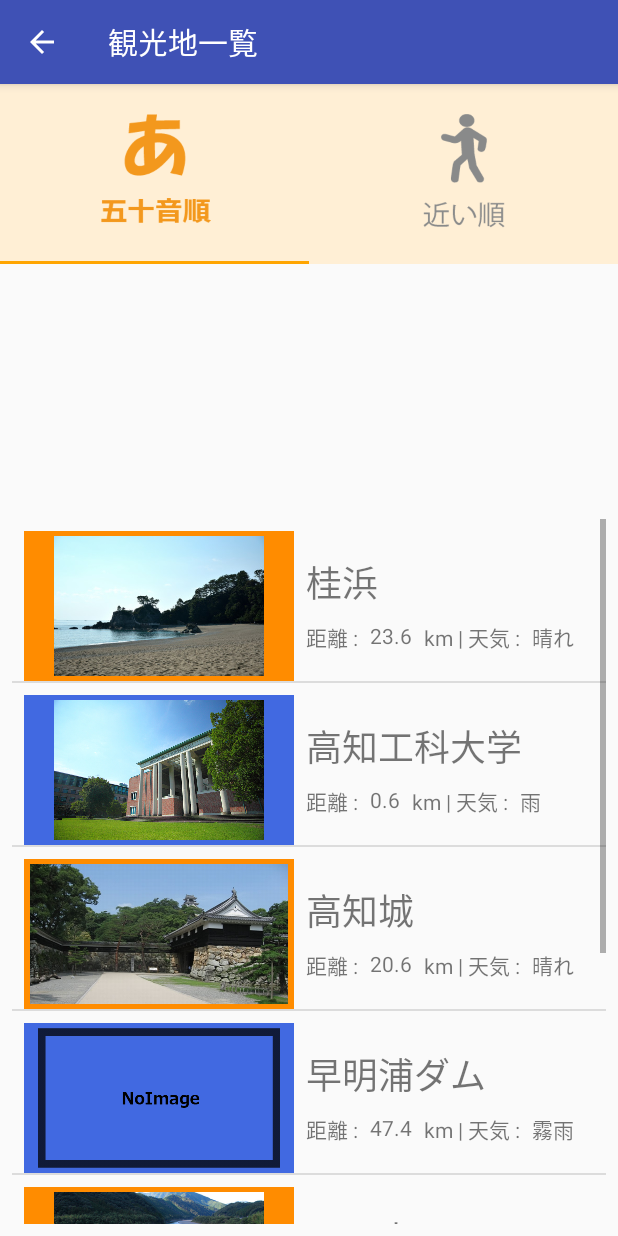
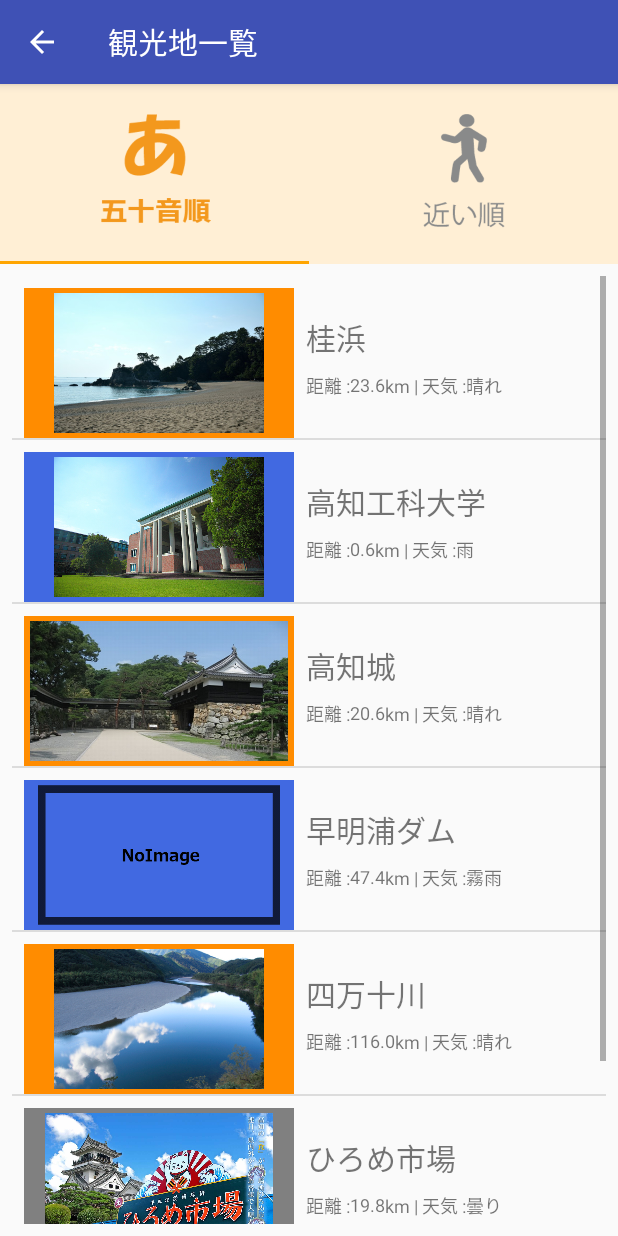
Before and after one commit to dmarchkut/kochitabi_android, an Android app: the SpotFragment screen opened directly, with no data from a screen before it, on a phone screen of 412 x 824 dp. Run offline under Robolectric (Android 15) with nearby library versions, the phone set to English and light mode, and no system bars.

Commit message:
レイアウト崩れ修正, リソース非存在時の画像指定追記

```diff
--- a/app/src/main/java/jp/dmarch/kochitabi/SpotFragment.java
+++ b/app/src/main/java/jp/dmarch/kochitabi/SpotFragment.java
@@ -4,6 +4,7 @@ import android.content.Intent;
 import android.location.Location;
 import android.os.Bundle;
 import android.support.v4.app.Fragment;
+import android.util.Log;
 import android.view.LayoutInflater;
 import android.view.View;
 import android.view.ViewGroup;
@@ -110,6 +111,9 @@ public class SpotFragment extends Fragment {
             // 画像はnull値発生の恐れがあるためエラー用画像をnull条件分岐で設定
             if (((HashMap<String, Object>)spotsData.get(i)).get("photo_file_path") != null) {
                 map.put("photo_file_path", this.getResources().getIdentifier((((HashMap<String, Object>)spotsData.get(i)).get("photo_file_path")).toString(), "drawable", "jp.dmarch.kochitabi"));
+                if (map.get("photo_file_path").equals(0)) {     // drawableにリソースが存在しなかった場合
+                    map.put("photo_file_path", this.getResources().getIdentifier("noimage", "drawable", "jp.dmarch.kochitabi"));
+                }
             }
             else {
                 map.put("photo_file_path", this.getResources().getIdentifier("noimage", "drawable", "jp.dmarch.kochitabi"));
--- a/app/src/main/res/layout/activity_spot.xml
+++ b/app/src/main/res/layout/activity_spot.xml
@@ -5,7 +5,7 @@
     android:layout_width="match_parent"
     android:layout_height="match_parent">
 
-    <android.support.design.widget.CoordinatorLayout
+    <RelativeLayout
         android:layout_width="match_parent"
         android:layout_height="match_parent">
 
@@ -20,8 +20,7 @@
             android:id="@+id/spot_pager"
             android:layout_width="match_parent"
             android:layout_height="wrap_content"
-            android:layout_below="@+id/tabs" />
-
-    </android.support.design.widget.CoordinatorLayout>
+            android:layout_below="@+id/spot_tabs" />
+    </RelativeLayout>
 
 </android.support.constraint.ConstraintLayout>
--- a/app/src/main/res/layout/fragment_spot.xml
+++ b/app/src/main/res/layout/fragment_spot.xml
@@ -8,7 +8,7 @@
     <ListView
         android:id="@+id/spot_list"
         android:layout_width="match_parent"
-        android:layout_height="470dp"
+        android:layout_height="match_parent"
         android:layout_marginBottom="8dp"
         android:layout_marginEnd="8dp"
         android:layout_marginStart="8dp"
--- a/app/src/main/res/layout/spot_item.xml
+++ b/app/src/main/res/layout/spot_item.xml
@@ -10,9 +10,9 @@
         android:layout_width="wrap_content"
         android:layout_height="wrap_content"
         android:layout_marginStart="8dp"
-        android:layout_marginTop="24dp"
+        android:layout_marginTop="26dp"
         android:text="TextView"
-        android:textSize="24sp"
+        android:textSize="20sp"
         app:layout_constraintStart_toEndOf="@+id/spot_frame"
         app:layout_constraintTop_toTopOf="parent" />
 
@@ -20,10 +20,9 @@
         android:id="@+id/spot_distance"
         android:layout_width="wrap_content"
         android:layout_height="wrap_content"
-        android:layout_marginStart="8dp"
         android:layout_marginTop="8dp"
         android:text="TextView"
-        android:textSize="14sp"
+        android:textSize="12sp"
         app:layout_constraintStart_toEndOf="@+id/text_distance"
         app:layout_constraintTop_toBottomOf="@+id/spot_name" />
 
@@ -31,10 +30,9 @@
         android:id="@+id/spot_weather"
         android:layout_width="wrap_content"
         android:layout_height="wrap_content"
-        android:layout_marginStart="8dp"
         android:layout_marginTop="8dp"
         android:text="TextView"
-        android:textSize="14sp"
+        android:textSize="12sp"
         app:layout_constraintStart_toEndOf="@+id/text_weather"
         app:layout_constraintTop_toBottomOf="@+id/spot_name" />
 
@@ -45,7 +43,7 @@
         android:layout_marginStart="8dp"
         android:layout_marginTop="8dp"
         android:text="距離 :"
-        android:textSize="14sp"
+        android:textSize="12sp"
         app:layout_constraintStart_toEndOf="@+id/spot_frame"
         app:layout_constraintTop_toBottomOf="@+id/spot_name" />
 
@@ -53,10 +51,9 @@
         android:id="@+id/text_weather"
         android:layout_width="wrap_content"
         android:layout_height="wrap_content"
-        android:layout_marginStart="8dp"
         android:layout_marginTop="8dp"
         android:text="km | 天気 :"
-        android:textSize="14sp"
+        android:textSize="12sp"
         app:layout_constraintStart_toEndOf="@+id/spot_distance"
         app:layout_constraintTop_toBottomOf="@+id/spot_name" />
 
```
